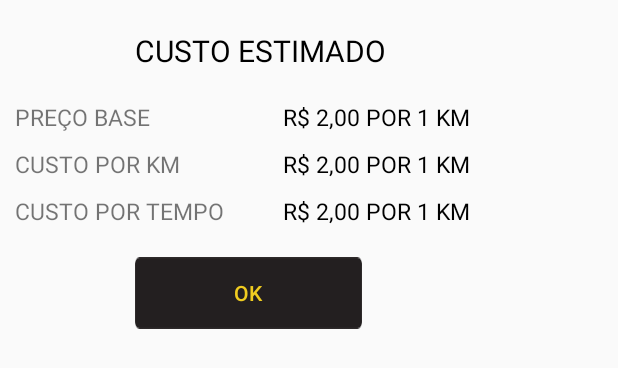
After one commit to miqueias/monster, an Android app: the layout dialog_custo_estimado.xml on its own in the app's theme, with its tools: preview values and no code run, on a phone screen of 412 x 824 dp. The commit adds this screen. Shown: the top 368 px of the screen. Run offline under Robolectric (Android 15) with nearby library versions, the phone set to English and light mode, and no system bars.

Commit message:
TELA CUSTO ESTIMADO; TELA FORMA DE PAGAMENTO;

```diff
--- /dev/null
+++ b/app/src/main/res/layout/dialog_custo_estimado.xml
@@ -0,0 +1,141 @@
+<LinearLayout xmlns:android="http://schemas.android.com/apk/res/android"
+    android:layout_width="match_parent"
+    android:layout_height="match_parent"
+    android:orientation="vertical"
+    android:padding="10dp"
+    android:weightSum="1">
+
+    <LinearLayout
+        android:id="@+id/customdialog"
+        android:orientation="vertical"
+        android:layout_width="wrap_content"
+        android:layout_height="match_parent"
+        android:weightSum="1">
+
+        <LinearLayout
+            android:orientation="vertical"
+            android:layout_width="357dp"
+            android:layout_height="wrap_content"
+            android:weightSum="1">
+
+            <RelativeLayout
+                android:layout_width="match_parent"
+                android:layout_height="match_parent"
+                android:layout_marginTop="10dp">
+
+                <TextView
+                    android:id="@+id/tvTitle"
+                    android:layout_width="wrap_content"
+                    android:layout_height="wrap_content"
+                    android:text="CUSTO ESTIMADO"
+                    android:textSize="20sp"
+                    android:textColor="@color/black"
+                    android:layout_gravity="center_horizontal"
+                    android:layout_alignParentTop="true"
+                    android:layout_alignParentLeft="true"
+                    android:layout_alignParentStart="true"
+                    android:layout_marginLeft="80dp"
+                    android:layout_marginStart="80dp" />
+            </RelativeLayout>
+
+            <LinearLayout
+                android:orientation="horizontal"
+                android:layout_width="match_parent"
+                android:layout_height="wrap_content"
+                android:weightSum="1"
+                android:layout_marginTop="20dp">
+
+                <TextView
+                    android:layout_width="0dp"
+                    android:layout_height="wrap_content"
+                    android:text="PREÇO BASE"
+                    android:id="@+id/textView37"
+                    android:textSize="15sp"
+                    android:layout_weight="0.50" />
+
+                <TextView
+                    android:layout_width="0dp"
+                    android:layout_height="wrap_content"
+                    android:text="R$ 2,00 POR 1 KM"
+                    android:id="@+id/textView38"
+                    android:textColor="@color/black"
+                    android:textSize="15sp"
+                    android:layout_weight="0.50" />
+            </LinearLayout>
+
+            <LinearLayout
+                android:orientation="horizontal"
+                android:layout_width="match_parent"
+                android:layout_height="wrap_content"
+                android:weightSum="1"
+                android:layout_marginTop="10dp">
+
+                <TextView
+                    android:layout_width="0dp"
+                    android:layout_height="wrap_content"
+                    android:text="CUSTO POR KM"
+                    android:id="@+id/textView39"
+                    android:textSize="15sp"
+                    android:layout_weight="0.50" />
+
+                <TextView
+                    android:layout_width="0dp"
+                    android:layout_height="wrap_content"
+                    android:text="R$ 2,00 POR 1 KM"
+                    android:id="@+id/textView40"
+                    android:textColor="@color/black"
+                    android:textSize="15sp"
+                    android:layout_weight="0.50" />
+            </LinearLayout>
+
+            <LinearLayout
+                android:orientation="horizontal"
+                android:layout_width="match_parent"
+                android:layout_height="wrap_content"
+                android:weightSum="1"
+                android:layout_marginTop="10dp">
+
+                <TextView
+                    android:layout_width="0dp"
+                    android:layout_height="wrap_content"
+                    android:text="CUSTO POR TEMPO"
+                    android:id="@+id/textView41"
+                    android:textSize="15sp"
+                    android:layout_weight="0.50" />
+
+                <TextView
+                    android:layout_width="0dp"
+                    android:layout_height="wrap_content"
+                    android:text="R$ 2,00 POR 1 KM"
+                    android:id="@+id/textView42"
+                    android:textColor="@color/black"
+                    android:textSize="15sp"
+                    android:layout_weight="0.50" />
+            </LinearLayout>
+
+            <RelativeLayout
+                android:orientation="horizontal"
+                android:layout_width="match_parent"
+                android:layout_height="wrap_content"
+                android:weightSum="1"
+                android:layout_gravity="center_horizontal"
+                android:layout_marginTop="20dp">
+
+                <Button
+                    android:id="@+id/btnOK"
+                    android:layout_width="wrap_content"
+                    android:layout_height="wrap_content"
+                    android:text="@string/ok"
+                    android:background="@drawable/btn_bg_black"
+                    android:layout_weight="0"
+                    android:textColor="@color/amarelo"
+                    android:layout_alignParentTop="true"
+                    android:layout_alignParentLeft="true"
+                    android:layout_alignParentStart="true"
+                    android:layout_marginLeft="80dp"
+                    android:layout_marginStart="80dp" />
+            </RelativeLayout>
+
+        </LinearLayout>
+    </LinearLayout>
+</LinearLayout>
--- a/app/src/main/res/menu/activity_main_drawer.xml
+++ b/app/src/main/res/menu/activity_main_drawer.xml
@@ -39,4 +39,10 @@
     <item
         android:id="@+id/nav_avaliacao"
         android:title="Avaliacao" />
+    <item
+        android:id="@+id/nav_dialog1"
+        android:title="DIALOG CUSTO" />
+    <item
+        android:id="@+id/nav_dialog2"
+        android:title="DIALOG FORMA" />
 </menu>
--- a/app/src/main/res/values/strings.xml
+++ b/app/src/main/res/values/strings.xml
@@ -7,5 +7,6 @@
     <string name="action_settings">Settings</string>
 
     <string name="txt_avaliacao">Sua avaliação é muito importante para prestarmos um serviço cada vez melhor, então se tiver um tempinho nos diga mais sobre o motorista e a viagem. A T81 agradece!</string>
+    <string name="ok">OK</string>
 
 </resources>
```
Also changed, not shown: app/src/main/java/com/example/marlon/estudo/MainActivity.java (+17 -0 lines), app/src/main/res/layout/dialog_forma_pagamento.xml (added, +131 -0 lines), app/src/main/res/drawable-hdpi/cartao_off.png (added), app/src/main/res/drawable-hdpi/cartao_on.png (added), app/src/main/res/drawable-hdpi/dinheiro_off.png (added), app/src/main/res/drawable-hdpi/dinheiro_on.png (added).
